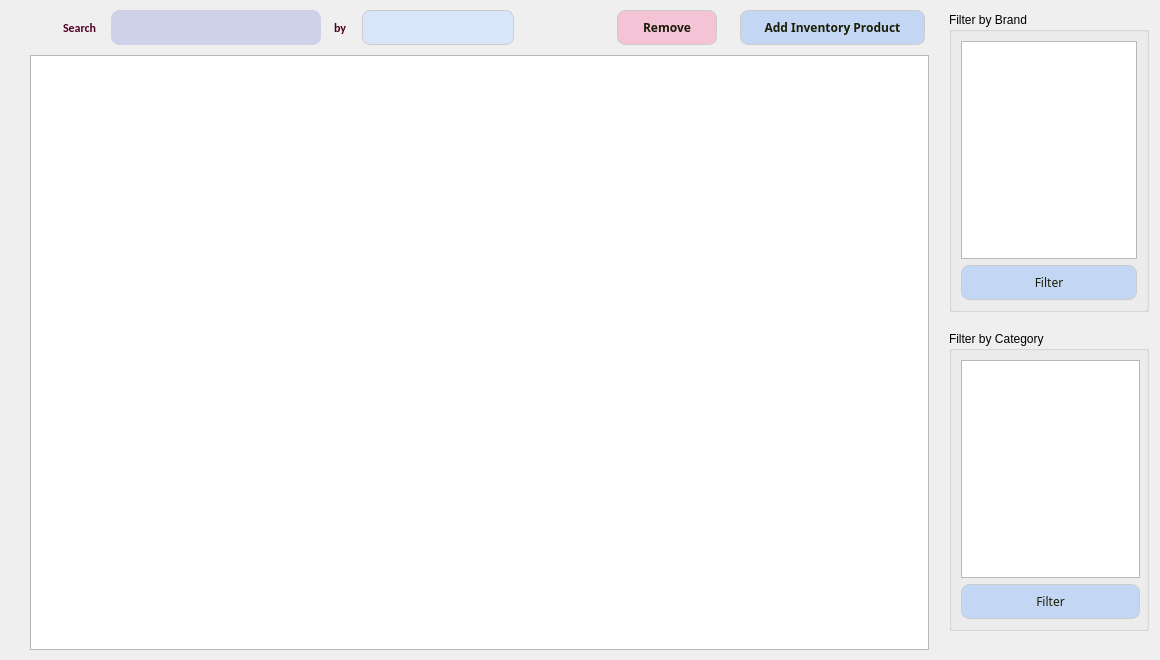
The window that InventoryManagement/inventory_widget.ui (ImRanjbar/Inventory-Management) describes before a commit, drawn with Qt 5.
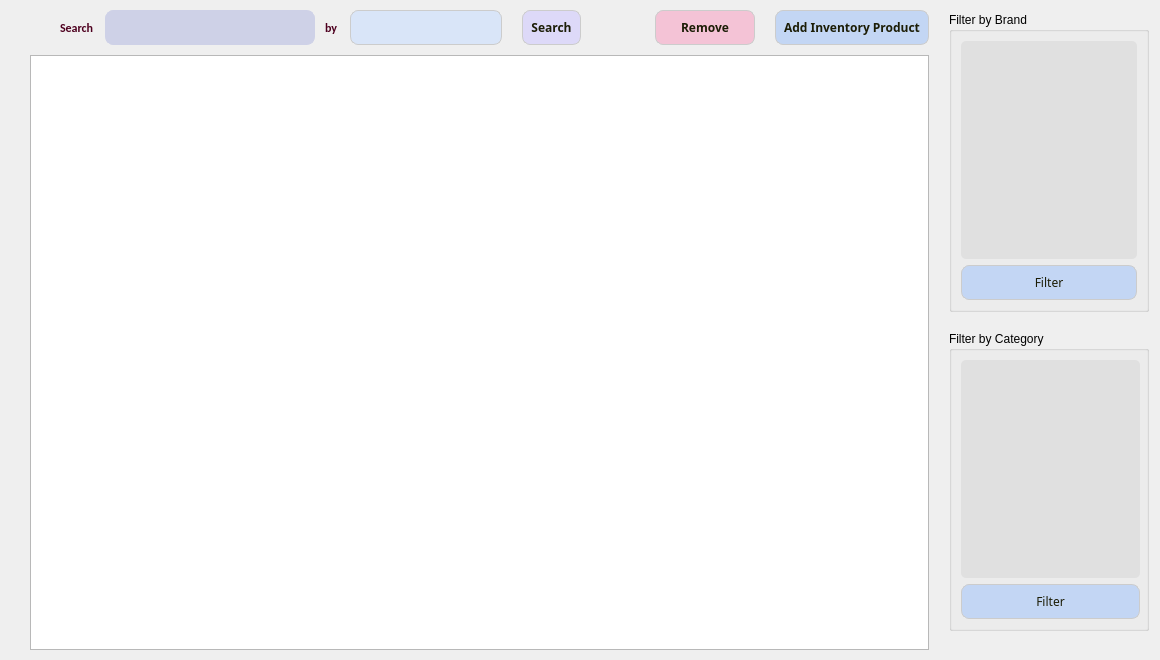
The same window after the commit. Icons and pictures are not drawn.

Commit message: Implemented Manufacturers and DataHandler classes. make significant progress on Inventory widget, Home window and Login window for GUI

```diff
--- a/InventoryManagement/inventory_widget.ui
+++ b/InventoryManagement/inventory_widget.ui
@@ -322,6 +322,63 @@
            </property>
           </widget>
          </item>
+         <item>
+          <spacer name="horizontalSpacer_8">
+           <property name="orientation">
+            <enum>Qt::Horizontal</enum>
+           </property>
+           <property name="sizeType">
+            <enum>QSizePolicy::Minimum</enum>
+           </property>
+           <property name="sizeHint" stdset="0">
+            <size>
+             <width>20</width>
+             <height>10</height>
+            </size>
+           </property>
+          </spacer>
+         </item>
+         <item>
+          <widget class="QPushButton" name="pushButton">
+           <property name="minimumSize">
+            <size>
+             <width>0</width>
+             <height>35</height>
+            </size>
+           </property>
+           <property name="maximumSize">
+            <size>
+             <width>16777215</width>
+             <height>35</height>
+            </size>
+           </property>
+           <property name="cursor">
+            <cursorShape>PointingHandCursor</cursorShape>
+           </property>
+           <property name="styleSheet">
+            <string notr="true">QPushButton {
+    background-color: #ddd9f8;
+    border: 1px solid #CCCCCC;
+    border-radius: 8px;
+    padding: 8px 8px;
+	color: #1c1d06;
+	font-family : Cabin;
+	font-weight : bold;
+	font-size : 12px;
+
+	
+}
+
+QPushButton::hover {
+	background-color : #eff4fc;
+
+}</string>
+           </property>
+           <property name="text">
+            <string>Search</string>
+           </property>
+          </widget>
+         </item>
          <item>
           <spacer name="horizontalSpacer_3">
            <property name="orientation">
@@ -525,13 +582,13 @@
           <item>
            <widget class="QListView" name="LV_brandList">
             <property name="styleSheet">
-             <string notr="true">QListWidget {
+             <string notr="true">QListView {
     background-color: #e0e0e0;
 	border-radius : 5px;
     border: none;
 }
 
-QListWidget::item {
+QListView::item {
     background-color: transparent;
     padding: 5px;
 }
@@ -632,13 +689,13 @@
           <item>
            <widget class="QListView" name="LV_categoryList">
             <property name="styleSheet">
-             <string notr="true">QListWidget {
+             <string notr="true">QListView {
     background-color: #e0e0e0;
 	border-radius : 5px;
     border: none;
 }
 
-QListWidget::item {
+QListView::item {
     background-color: transparent;
     padding: 5px;
 }
```
The commit also changes 22 other files.
